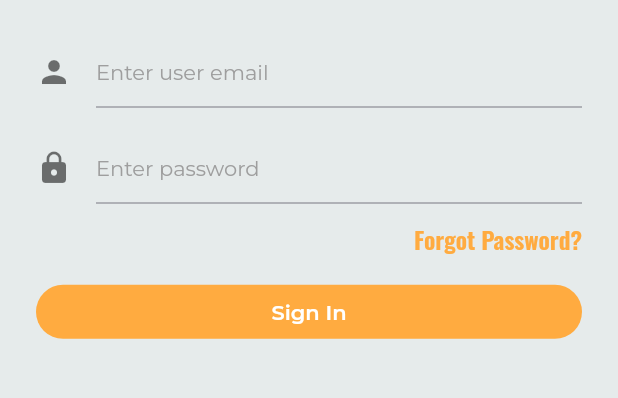
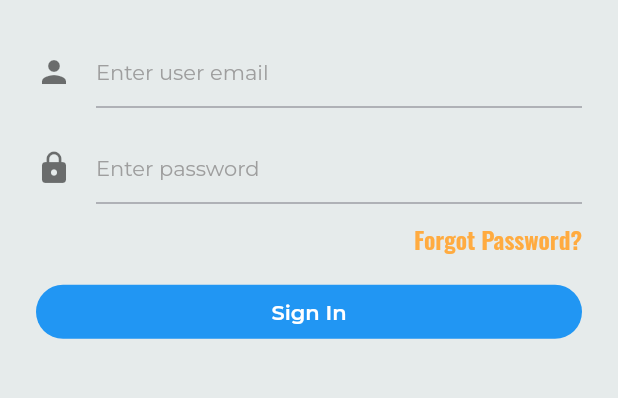
Before and after one commit to OM-IT-Consulting/mobile-app-repo, a Flutter app: the screen it shows after launch, on a phone screen of 412 x 824 dp, the part 506-904 px from its top. Run offline on Flutter 3.47's test engine with Material 2 defaults, Android fonts, the phone set to English and light mode, and no system bars; our stand-ins replace another_flushbar, dio, flutter_mobx, get_it, google_fonts, mobx and 3 more; missing offline and left inert: material_dialog, xxtea; generated files the repository leaves out were written again.

Commit message:
First Change to repo

```diff
--- a/assets/lang/da.json
+++ b/assets/lang/da.json
@@ -2,7 +2,7 @@
   "login_start": "Below are list of strings for login da ",
   "login_et_user_email": "Brugernavn",
   "login_et_user_password": "Adgangskode",
-  "login_btn_forgot_password": "Glemt adgangskode?",
+  "login_btn_forgot_password": "Forgot Password",
   "login_btn_sign_in": "Log ind",
   "login_error_fill_fields": "Udfyld venligst alle felterne",
   "login_end": "------------------------------------------------------------------------------------",
--- a/lib/ui/login/login.dart
+++ b/lib/ui/login/login.dart
@@ -189,7 +189,7 @@ class _LoginScreenState extends State<LoginScreen> {
   Widget _buildSignInButton() {
     return RoundedButtonWidget(
       buttonText: AppLocalizations.of(context).translate('login_btn_sign_in'),
-      buttonColor: Colors.orangeAccent,
+      buttonColor: Colors.blue,
       textColor: Colors.white,
       onPressed: () async {
         if (_store.canLogin) {
```
